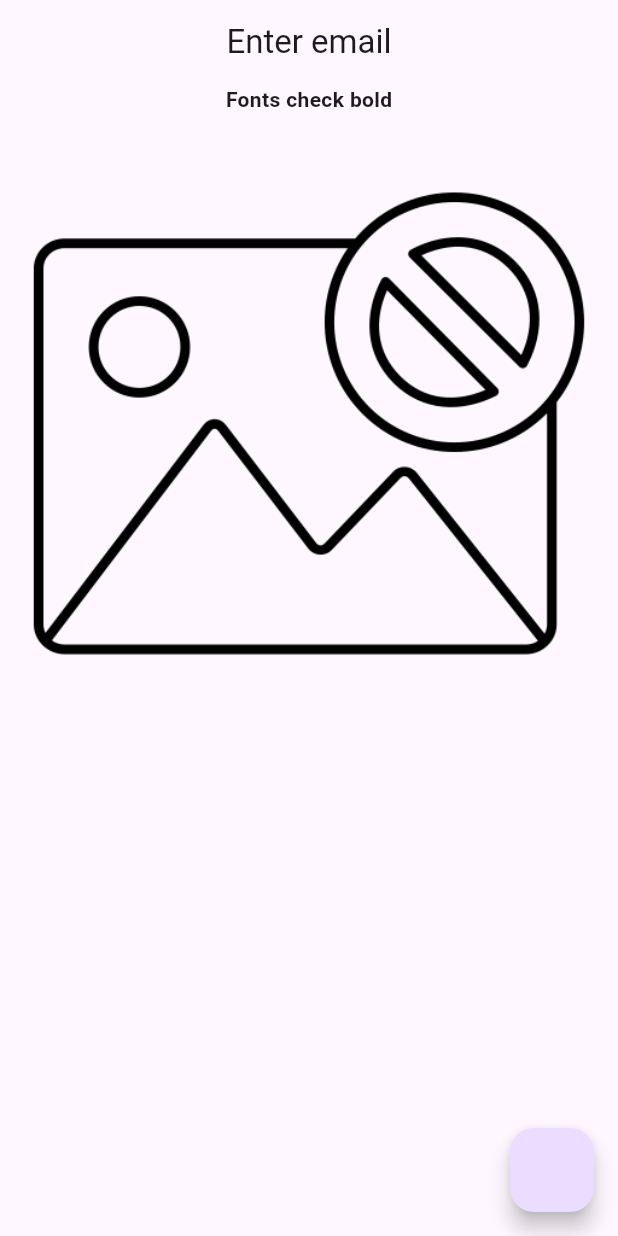
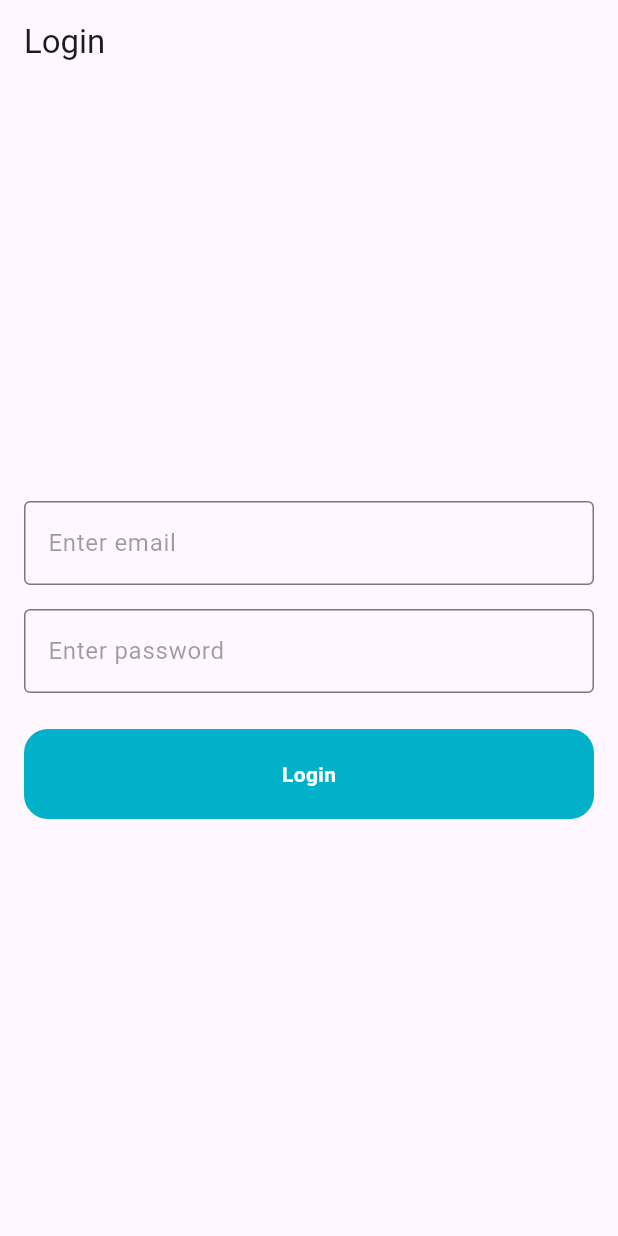
Before and after one commit to Alnur17/mvc_or_mvvm_pattern, a Flutter app: the screen it shows after launch, on a phone screen of 412 x 824 dp. Run offline on Flutter 3.47's test engine with Material 3 defaults, Android fonts, the phone set to English and light mode, and no system bars; our stand-ins replace fluttertoast, get.

Commit message:
login nearly done

```diff
--- a/lib/data/network/network_api_services.dart
+++ b/lib/data/network/network_api_services.dart
@@ -6,7 +6,7 @@ import 'package:mvc_or_mvvm_pattern/data/app_exceptions.dart';
 import 'package:mvc_or_mvvm_pattern/data/network/base_api_services.dart';
 import 'package:http/http.dart' as http;
 
-class NetworkServices extends BaseApiServices {
+class NetworkApiServices extends BaseApiServices {
   @override
   Future getApi(String url) async {
     if (kDebugMode) {
--- /dev/null
+++ b/lib/repository/login_repository/login_repository.dart
@@ -0,0 +1,12 @@
+import 'package:mvc_or_mvvm_pattern/data/network/network_api_services.dart';
+import 'package:mvc_or_mvvm_pattern/res/app_urls/app_urls.dart';
+
+class LoginRepository{
+  final NetworkApiServices _apiService = NetworkApiServices();
+
+  Future<dynamic> loginApi(data)async{
+    dynamic response = _apiService.postApi(data, AppUrls.loginUrl);
+    return response;
+  }
+
+}
--- /dev/null
+++ b/lib/res/app_urls/app_urls.dart
@@ -0,0 +1,4 @@
+class AppUrls{
+  static const String _baseUrl = 'https://reqres.in';
+  static const String loginUrl = '$_baseUrl/api/login';
+}
--- a/lib/res/colors/app_color.dart
+++ b/lib/res/colors/app_color.dart
@@ -3,4 +3,14 @@ import 'dart:ui';
 class AppColor{
   static const Color blackColor = Color(0xff000000);
   static const Color whiteColor = Color(0xffffffff);
+
+  static const Color primaryColor = Color(0xff01B1C9);
+
+  static const Color primaryButtonColor = Color(0xff01B1C9);
+  static const Color secondaryButtonColor = Color(0xffFC3F58);
+
+  static const Color redColor = Color(0xffFC3F58);
+
+  static const Color primaryTextColor = Color(0xff000000);
+  static const Color secondaryTextColor = Color(0xff3f3f3f);
 }
--- /dev/null
+++ b/lib/res/components/custom_button.dart
@@ -0,0 +1,52 @@
+import 'package:flutter/material.dart';
+import 'package:mvc_or_mvvm_pattern/res/colors/app_color.dart';
+import 'package:mvc_or_mvvm_pattern/res/fonts/app_fonts.dart';
+
+class CustomButton extends StatelessWidget {
+  const CustomButton({
+    super.key,
+    this.loading = false,
+    required this.title,
+    required this.onPress,
+    this.height = 60,
+    this.width = 250,
+    this.icon,
+    this.textColor = AppColor.primaryTextColor,
+    this.buttonColor = AppColor.primaryButtonColor,
+  });
+
+  final bool loading;
+  final String title;
+  final VoidCallback onPress;
+  final double height, width;
+  final Icon? icon;
+  final Color textColor, buttonColor;
+
+  @override
+  Widget build(BuildContext context) {
+    return InkWell(
+      onTap: onPress,
+      child: Container(
+        height: height,
+        width: width,
+        decoration: BoxDecoration(
+          color: buttonColor,
+          borderRadius: BorderRadius.circular(16),
+        ),
+        child: loading
+            ? const Center(
+                child: CircularProgressIndicator(),
+              )
+            : Center(
+                child: Text(
+                  title,
+                  style: const TextStyle(
+                    color: AppColor.whiteColor,
+                    fontFamily: AppFonts.robotoBold,
+                  ),
+                ),
+              ),
+      ),
+    );
+  }
+}
--- a/lib/res/getx localization/languages.dart
+++ b/lib/res/getx localization/languages.dart
@@ -5,7 +5,12 @@ class Languages extends Translations{
   @override
   Map<String, Map<String, String>> get keys => {
     'en_US' : {
-      'email_hint' : 'Enter email'
+      'email_hint' : 'Enter email',
+      'password_hint' : 'Enter password',
+      'internet_exception' : 'We are unable to show results. \nPlease check your connection.',
+      'general_exception' : 'We are unable to process your request. \nPlease try again.',
+      'welcome_back': 'Welcome Back',
+      'login': 'Login',
     },
     'ur_PK' : {
       'email_hint' : 'ای میل درج کریں'
--- a/lib/res/routes/app_routes.dart
+++ b/lib/res/routes/app_routes.dart
@@ -1,5 +1,6 @@
 import 'package:get/get.dart';
 import 'package:mvc_or_mvvm_pattern/res/routes/routes_name.dart';
+import 'package:mvc_or_mvvm_pattern/view/login/login_view.dart';
 import 'package:mvc_or_mvvm_pattern/view/splash_view.dart';
 
 class AppRoutes {
@@ -8,7 +9,13 @@ class AppRoutes {
           name: RoutesName.splashView,
           page: () => const SplashView(),
           transition: Transition.leftToRight,
-          transitionDuration: const Duration(milliseconds: 300),
+          transitionDuration: const Duration(milliseconds: 250),
+        ),
+        GetPage(
+          name: RoutesName.loginView,
+          page: () => const LoginView(),
+          transition: Transition.rightToLeft,
+          transitionDuration: const Duration(milliseconds: 500),
         ),
       ];
 }
--- /dev/null
+++ b/lib/view/login/login_view.dart
@@ -0,0 +1,82 @@
+import 'package:flutter/material.dart';
+import 'package:get/get.dart';
+import 'package:mvc_or_mvvm_pattern/res/colors/app_color.dart';
+import 'package:mvc_or_mvvm_pattern/res/components/custom_button.dart';
+import 'package:mvc_or_mvvm_pattern/utils/utils.dart';
+import 'package:mvc_or_mvvm_pattern/view_models/controllers/login_view_model.dart';
+
+class LoginView extends StatefulWidget {
+  const LoginView({super.key});
+
+  @override
+  State<LoginView> createState() => _LoginViewState();
+}
+
+class _LoginViewState extends State<LoginView> {
+   final LoginViewModel _loginViewModel = Get.put(LoginViewModel());
+   final GlobalKey<FormState> _formKey= GlobalKey();
+
+  @override
+  Widget build(BuildContext context) {
+    return Scaffold(
+      appBar: AppBar(
+        automaticallyImplyLeading: false,
+        title: Text('login'.tr),
+      ),
+      body: Padding(
+        padding: const EdgeInsets.symmetric(horizontal: 16),
+        child: Form(
+          key: _formKey,
+          child: Column(
+            mainAxisAlignment: MainAxisAlignment.center,
+            crossAxisAlignment: CrossAxisAlignment.center,
+            children: [
+              TextFormField(
+              controller: _loginViewModel.emailController.value,
+              //focusNode: _loginViewModel.emailFocusNode.value,
+              decoration: InputDecoration(
+                  hintText: 'email_hint'.tr,
+                  hintStyle:  TextStyle(color: AppColor.secondaryTextColor.withOpacity(0.5)),
+                  border: const OutlineInputBorder()
+              ),
+                validator: (value) {
+                  if(value!.isEmpty){
+                    return Utils.snackBar('Email', 'Please enter your email');
+                  }
+                  return null;
+                },
+            ),
+              const SizedBox(height: 16),
+              TextFormField(
+                controller: _loginViewModel.passwordController.value,
+                //focusNode: _loginViewModel.passwordFocusNode.value,
+                obscureText: true,
+                decoration: InputDecoration(
+                  hintText: 'password_hint'.tr,
+                  hintStyle:  TextStyle(color: AppColor.secondaryTextColor.withOpacity(0.5)),
+                  border: const OutlineInputBorder()
+                ),
+                validator: (value) {
+                  if(value!.isEmpty){
+                    return Utils.toastMessage('Please enter your password');
+                  }
+                  return null;
+                },
+              ),
+              const SizedBox(height: 24),
+              CustomButton(
+                title: 'login'.tr,
+                onPress: () {
+                  if(_formKey.currentState!.validate()){
+                    _loginViewModel.loginApi();
+                  }
+                },
+                width: double.infinity,
+              ),
+            ],
+          ),
+        ),
+      ),
+    );
+  }
+}
--- a/lib/view/splash_view.dart
+++ b/lib/view/splash_view.dart
@@ -1,8 +1,6 @@
 import 'package:flutter/material.dart';
 import 'package:get/get.dart';
-import 'package:mvc_or_mvvm_pattern/res/assets/image_assets.dart';
-import 'package:mvc_or_mvvm_pattern/res/fonts/app_fonts.dart';
-import 'package:mvc_or_mvvm_pattern/utils/utils.dart';
+import 'package:mvc_or_mvvm_pattern/view_models/services/splash_services.dart';
 
 class SplashView extends StatefulWidget {
   const SplashView({super.key});
@@ -12,32 +10,20 @@ class SplashView extends StatefulWidget {
 }
 
 class _SplashViewState extends State<SplashView> {
+
+  final SplashServices _splashServices = SplashServices();
+
+  @override
+  void initState() {
+    super.initState();
+    _splashServices.isLogin();
+  }
+
   @override
   Widget build(BuildContext context) {
     return Scaffold(
-      appBar: AppBar(
-        centerTitle: true,
-        title: Text(
-          'email_hint'.tr,
-        ),
-      ),
-      body: Column(
-        children: [
-          const Text(
-            'Fonts check bold',
-            style: TextStyle(
-              fontFamily: AppFonts.robotoBold,
-            ),
-          ),
-          Image.asset(ImageAssets.noImageIcon),
-        ],
-      ),
-      floatingActionButton: FloatingActionButton(onPressed: () {
-        Utils.toastMessage(
-          'message from toast bottom',
-        );
-        Utils.toastMessageCenter('message from toast center');
-      }),
+      backgroundColor: Colors.teal,
+      body: Center(child: Text('welcome_back'.tr,textAlign: TextAlign.center,)),
     );
   }
 }
--- /dev/null
+++ b/lib/view_models/controllers/login_view_model.dart
@@ -0,0 +1,35 @@
+import 'package:flutter/cupertino.dart';
+import 'package:get/get.dart';
+import 'package:mvc_or_mvvm_pattern/repository/login_repository/login_repository.dart';
+import 'package:mvc_or_mvvm_pattern/utils/utils.dart';
+
+class LoginViewModel extends GetxController{
+
+  final LoginRepository _api = LoginRepository();
+
+  final emailController = TextEditingController().obs;
+  final passwordController = TextEditingController().obs;
+
+  // final emailFocusNode = FocusNode().obs;
+  // final passwordFocusNode = FocusNode().obs;
+
+  final RxBool isLoading = false.obs;
+
+
+void loginApi(){
+  isLoading.value = true;
+
+  Map data = {
+    'email': emailController.value.text,
+    'password': passwordController.value.text,
+  };
+
+  _api.loginApi(data).then((value) {
+    isLoading.value = false;
+    Utils.snackBar('Success', 'Login successful',);
+  },).onError((error, stackTrace) {
+    isLoading.value = false;
+    Utils.snackBar('Error', error.toString(),);
+  },);
+}
+}
```
Also changed, not shown: lib/res/components/general_exception_widget.dart (added, +54 -0 lines), lib/res/components/internet_exception_widget.dart (added, +54 -0 lines), lib/view_models/services/splash_services.dart (added, +13 -0 lines).
